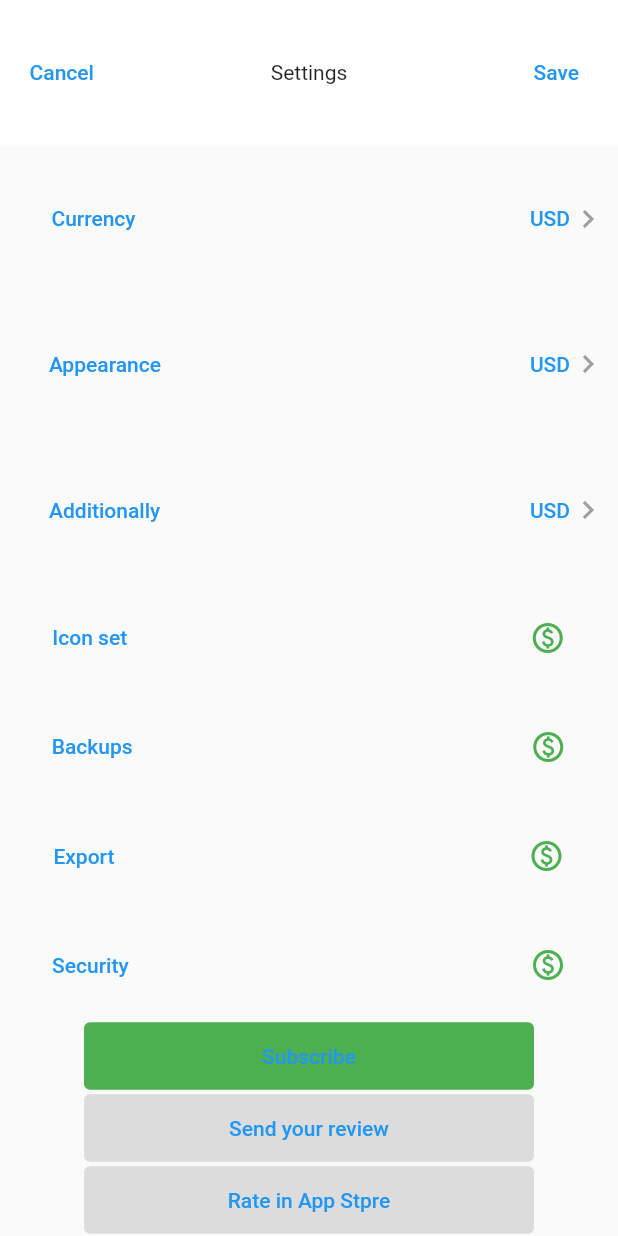
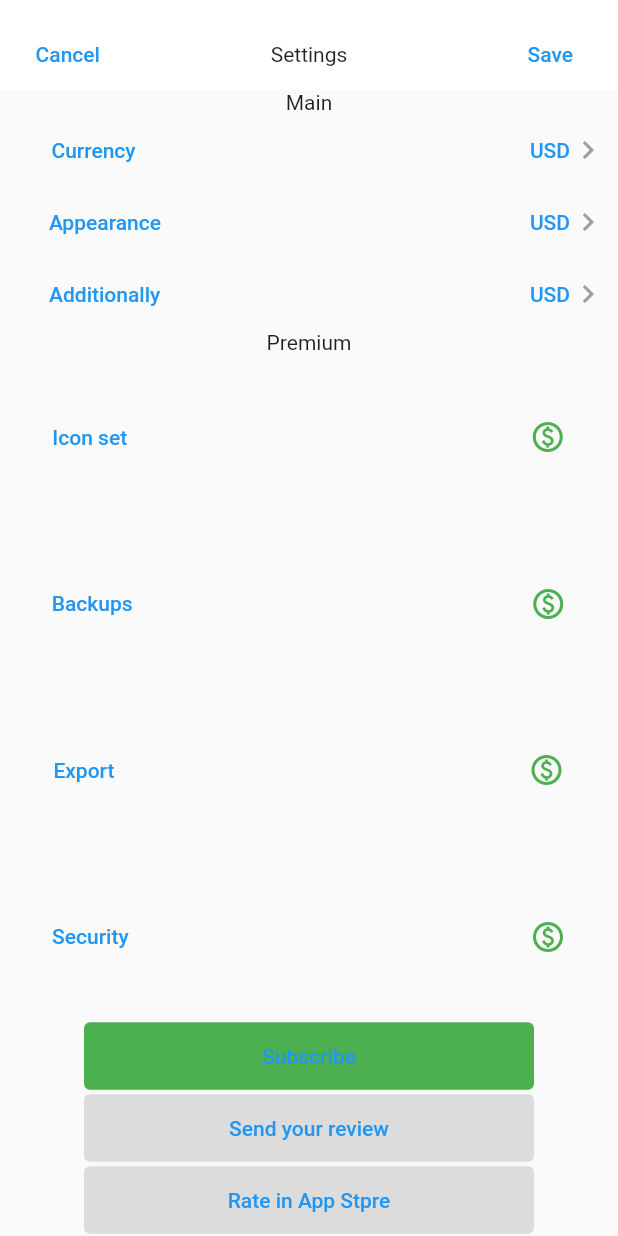
Before and after one commit to al-saqr/cashtrack, a Flutter app: the screen it shows after launch, on a phone screen of 412 x 824 dp. Run offline on Flutter 3.47's test engine with Material 2 defaults, Android fonts, the phone set to English and light mode, and no system bars; our stand-ins replace carousel_slider.

Commit message:
settings page sector main refactored

```diff
--- a/lib/ui/pages/settings/settings_page.dart
+++ b/lib/ui/pages/settings/settings_page.dart
@@ -11,7 +11,9 @@ class SettingsPage extends StatelessWidget {
       body: Column(
         children: const [
           TopBarWidget(),
+          Text('Main'),
           MainSettingsWidget(),
+          Text('Premium'),
           PremiumSettingsWidget(),
           SubscribeButtonWidget(),
           SendReviewButtonWidget(),
@@ -218,17 +220,13 @@ class MainSettingsWidget extends StatelessWidget {
 
   @override
   Widget build(BuildContext context) {
-    return Flexible(
-      flex: 3,
-      child: Column(
+    return Column(
       children: [
-          Flexible(
-            child: TextButton(
+        TextButton(
           onPressed: () {},
           child: Row(
             children: [
-                  Expanded(
-                      flex: 1, child: Container(color: Colors.transparent)),
+              Expanded(flex: 1, child: Container(color: Colors.transparent)),
               Text('Currency'),
               Expanded(
                 flex: 10,
@@ -244,14 +242,11 @@ class MainSettingsWidget extends StatelessWidget {
             ],
           ),
         ),
-          ),
-          Flexible(
-            child: TextButton(
+        TextButton(
           onPressed: () {},
           child: Row(
             children: [
-                  Expanded(
-                      flex: 1, child: Container(color: Colors.transparent)),
+              Expanded(flex: 1, child: Container(color: Colors.transparent)),
               Text('Appearance'),
               Expanded(
                 flex: 10,
@@ -267,14 +262,11 @@ class MainSettingsWidget extends StatelessWidget {
             ],
           ),
         ),
-          ),
-          Flexible(
-            child: TextButton(
+        TextButton(
           onPressed: () {},
           child: Row(
             children: [
-                  Expanded(
-                      flex: 1, child: Container(color: Colors.transparent)),
+              Expanded(flex: 1, child: Container(color: Colors.transparent)),
               Text('Additionally'),
               Expanded(
                 flex: 10,
@@ -290,9 +282,7 @@ class MainSettingsWidget extends StatelessWidget {
             ],
           ),
         ),
-          ),
       ],
-      ),
     );
   }
 }
@@ -304,9 +294,9 @@ class TopBarWidget extends StatelessWidget {
 
   @override
   Widget build(BuildContext context) {
-    return Flexible(
-      child: Container(
-        height: double.infinity,
+    return Container(
+      padding: EdgeInsets.only(left: 5, right: 5, top: 12),
+      width: double.infinity,
       color: Colors.white,
       child: Row(
         children: [
@@ -333,7 +323,6 @@ class TopBarWidget extends StatelessWidget {
           ),
         ],
       ),
-      ),
     );
   }
 }
```
Lines whose indentation alone changed are shown as unchanged.
